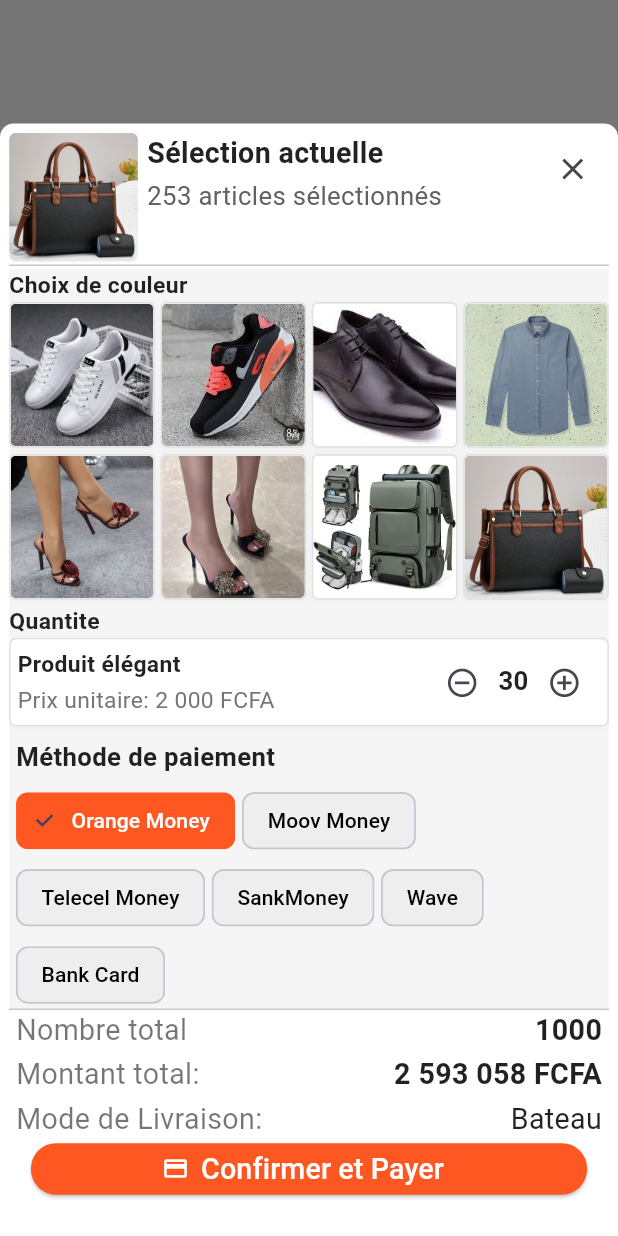
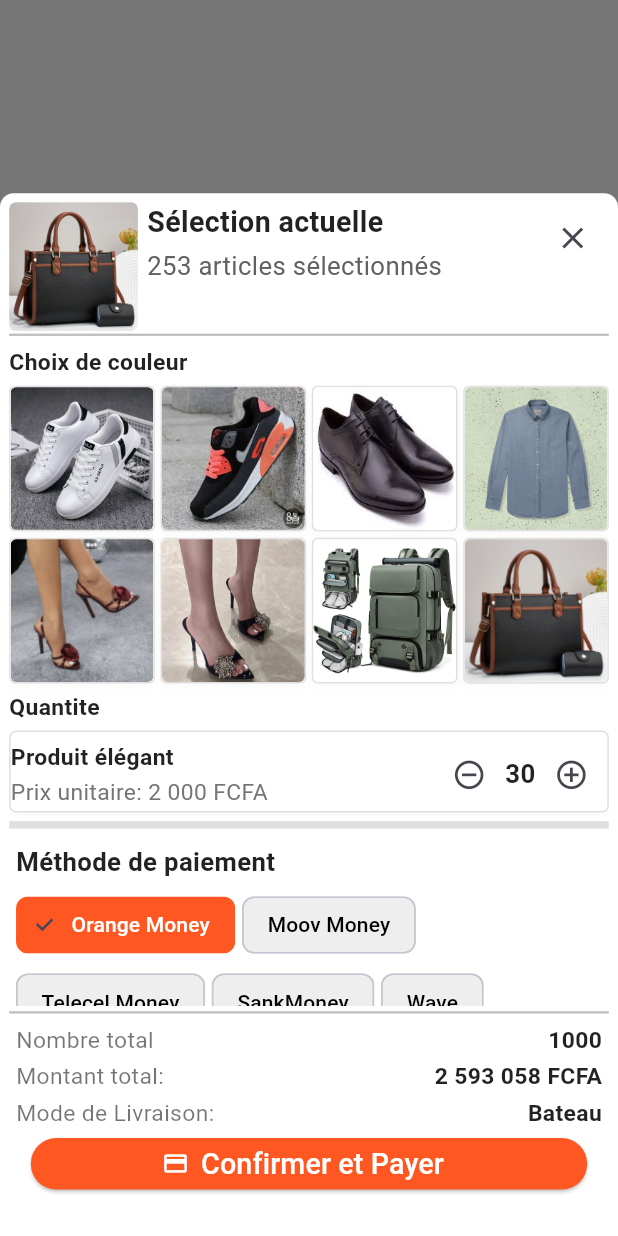
Before and after one commit to elsanal/barka, a Flutter app: what showItemSelection() shows on an empty page, opened directly, on a phone screen of 412 x 824 dp. Run offline on Flutter 3.47's test engine with Material 3 defaults, Android fonts, the phone set to English and light mode, and no system bars; our stand-ins replace card_swiper, flutter_riverpod, flutter_screenutil, go_router.

Commit message:
payment + selection + product detail

```diff
--- a/lib/features/payment/articles_selection.dart
+++ b/lib/features/payment/articles_selection.dart
@@ -1,15 +1,20 @@
+import 'dart:math';
+
 import 'package:barka/features/payment/payment_options.dart';
 import 'package:flutter/material.dart';
 import 'package:flutter_screenutil/flutter_screenutil.dart';
 
 Future showItemSelection(BuildContext context) {
+  final screenHeight = MediaQuery.of(context).size.height;
+  final screenWidth = MediaQuery.of(context).size.width;
+
   return showModalBottomSheet(
     context: context,
     isScrollControlled: true,
     backgroundColor: Colors.transparent,
     builder: (BuildContext context) {
       return Container(
-        height: MediaQuery.of(context).size.height * 0.9,
+        height: min(screenHeight * 0.9, 1620.h),
         padding: EdgeInsets.all(16.w),
         decoration: BoxDecoration(
           color: Colors.white,
@@ -18,8 +23,39 @@ Future showItemSelection(BuildContext context) {
         child: Column(
           crossAxisAlignment: CrossAxisAlignment.start,
           children: [
-            // ────── Top Info Bar ──────
-            Row(
+            const _TopInfoBar(),
+            Divider(height: 5, color: Colors.grey[400], thickness: 1.5),
+            Expanded(
+              child: SingleChildScrollView(
+                child: Column(
+                  crossAxisAlignment: CrossAxisAlignment.start,
+                  children: [
+                    const _ColorSelectionGrid(),
+                    // const SizedBox(height: 8),
+                    const _QuantityRow(),
+                    Divider(height: 8, color: Colors.grey[300], thickness: 5),
+                    const _PaymentMethodSection(),
+                    Divider(height: 8, color: Colors.grey[300], thickness: 5),
+                    const _LogisticsSection(),
+                  ],
+                ),
+              ),
+            ),
+            Divider(height: 8, color: Colors.grey[400], thickness: 1.5),
+            const _PaymentSummaryBar(),
+          ],
+        ),
+      );
+    },
+  );
+}
+
+class _TopInfoBar extends StatelessWidget {
+  const _TopInfoBar();
+
+  @override
+  Widget build(BuildContext context) {
+    return Row(
       crossAxisAlignment: CrossAxisAlignment.start,
       children: [
         ClipRRect(
@@ -29,6 +65,8 @@ Future showItemSelection(BuildContext context) {
             height: 200.h,
             width: 200.h,
             fit: BoxFit.cover,
+            cacheWidth: 300,
+            cacheHeight: 300,
           ),
         ),
         SizedBox(width: 16.w),
@@ -38,57 +76,51 @@ Future showItemSelection(BuildContext context) {
             children: [
               Text(
                 "Sélection actuelle",
-                        style: TextStyle(
-                          fontSize: 50.sp,
-                          fontWeight: FontWeight.bold,
-                        ),
+                style: TextStyle(fontSize: 50.sp, fontWeight: FontWeight.bold),
               ),
               SizedBox(height: 8.h),
               Text(
                 "253 articles sélectionnés",
-                        style: TextStyle(
-                          fontSize: 45.sp,
-                          color: Colors.grey[700],
-                        ),
+                style: TextStyle(fontSize: 45.sp, color: Colors.grey[700]),
               ),
             ],
           ),
         ),
         IconButton(
-                  icon: Icon(Icons.close),
+          icon: const Icon(Icons.close),
           onPressed: () => Navigator.pop(context),
         ),
       ],
-            ),
-            // SizedBox(height: 8.h),
-            Divider(height: 5),
+    );
+  }
+}
 
-            // ────── Scrollable Selection Grid + Quantity Controls ──────
-            Expanded(
-              child: Container(
-                color: Colors.grey[100],
-                child: ListView(
-                  // padding: EdgeInsets.symmetric(vertical: 12.h),
+class _ColorSelectionGrid extends StatelessWidget {
+  const _ColorSelectionGrid();
+
+  @override
+  Widget build(BuildContext context) {
+    return Padding(
+      padding: EdgeInsets.symmetric(vertical: 12.h),
+      child: Column(
+        crossAxisAlignment: CrossAxisAlignment.start,
         children: [
-                    // ── Image Grid ──
           Text(
             "Choix de couleur",
-                      style: TextStyle(
-                        fontWeight: FontWeight.bold,
-                        fontSize: 40.sp,
+            style: TextStyle(fontSize: 40.sp, fontWeight: FontWeight.bold),
           ),
-                    ),
-                    GridView.count(
+          SizedBox(height: 10.h),
+          GridView.builder(
+            itemCount: 8,
+            shrinkWrap: true,
+            physics: const NeverScrollableScrollPhysics(),
+            gridDelegate: SliverGridDelegateWithFixedCrossAxisCount(
               crossAxisCount: 4,
               crossAxisSpacing: 10.w,
               mainAxisSpacing: 10.h,
-                      physics: NeverScrollableScrollPhysics(),
-                      shrinkWrap: true,
-                      children: List.generate(8, (index) {
-                        return GestureDetector(
-                          onTap: () {
-                            // Handle selection logic
-                          },
+            ),
+            itemBuilder: (context, index) => GestureDetector(
+              onTap: () {},
               child: Container(
                 decoration: BoxDecoration(
                   borderRadius: BorderRadius.circular(10.r),
@@ -97,7 +129,7 @@ Future showItemSelection(BuildContext context) {
                     BoxShadow(
                       color: Colors.grey.withOpacity(0.05),
                       blurRadius: 4,
-                                  offset: Offset(0, 2),
+                      offset: const Offset(0, 2),
                     ),
                   ],
                 ),
@@ -106,26 +138,34 @@ Future showItemSelection(BuildContext context) {
                   child: Image.asset(
                     "assets/images/img${index + 3}.jpeg",
                     fit: BoxFit.cover,
+                    cacheWidth: 200,
+                    cacheHeight: 200,
                   ),
                 ),
               ),
+            ),
+          ),
+        ],
+      ),
     );
-                      }),
-                    ),
+  }
+}
 
-                    SizedBox(height: 8.h),
+class _QuantityRow extends StatelessWidget {
+  const _QuantityRow();
 
-                    // ── Product Quantity Row ──
+  @override
+  Widget build(BuildContext context) {
+    return Column(
+      crossAxisAlignment: CrossAxisAlignment.start,
+      children: [
         Text(
           "Quantite",
-                      style: TextStyle(
-                        fontWeight: FontWeight.bold,
-                        fontSize: 40.sp,
-                      ),
+          style: TextStyle(fontSize: 40.sp, fontWeight: FontWeight.bold),
         ),
         Container(
-                      padding: EdgeInsets.all(12.w),
-                      // margin: EdgeInsets.symmetric(horizontal: 8.w),
+          margin: EdgeInsets.only(top: 10.h, bottom: 10.h),
+          padding: EdgeInsets.only(top: 12.w),
           decoration: BoxDecoration(
             color: Colors.white,
             borderRadius: BorderRadius.circular(12.r),
@@ -134,14 +174,13 @@ Future showItemSelection(BuildContext context) {
               BoxShadow(
                 color: Colors.grey.withOpacity(0.05),
                 blurRadius: 4,
-                            offset: Offset(0, 2),
+                offset: const Offset(0, 2),
               ),
             ],
           ),
           child: Row(
             mainAxisAlignment: MainAxisAlignment.spaceBetween,
             children: [
-                          // ── Product Info ──
               Column(
                 crossAxisAlignment: CrossAxisAlignment.start,
                 children: [
@@ -155,25 +194,15 @@ Future showItemSelection(BuildContext context) {
                   SizedBox(height: 4.h),
                   Text(
                     "Prix unitaire: 2 000 FCFA",
-                                style: TextStyle(
-                                  fontSize: 40.sp,
-                                  color: Colors.grey[600],
-                                ),
+                    style: TextStyle(fontSize: 40.sp, color: Colors.grey[600]),
                   ),
                 ],
               ),
-
-                          // ── Quantity Control ──
               Row(
                 children: [
                   IconButton(
-                                onPressed: () {
-                                  print("Decrease");
-                                },
-                                icon: Icon(
-                                  Icons.remove_circle_outline,
-                                  // size: 80.w,
-                                ),
+                    onPressed: () {},
+                    icon: const Icon(Icons.remove_circle_outline),
                     iconSize: 60.sp,
                   ),
                   Text(
@@ -184,10 +213,8 @@ Future showItemSelection(BuildContext context) {
                     ),
                   ),
                   IconButton(
-                                onPressed: () {
-                                  print("Increase");
-                                },
-                                icon: Icon(Icons.add_circle_outline),
+                    onPressed: () {},
+                    icon: const Icon(Icons.add_circle_outline),
                     iconSize: 60.sp,
                   ),
                 ],
@@ -195,23 +222,24 @@ Future showItemSelection(BuildContext context) {
             ],
           ),
         ),
+      ],
+    );
+  }
+}
 
-                    // ── Payment Method Selection ──
-                    Padding(
-                      padding: EdgeInsets.only(
-                        top: 20.h,
-                        left: 12.w,
-                        right: 12.w,
-                      ),
+class _PaymentMethodSection extends StatelessWidget {
+  const _PaymentMethodSection();
+
+  @override
+  Widget build(BuildContext context) {
+    return Padding(
+      padding: EdgeInsets.only(top: 20.h, left: 12.w, right: 12.w),
       child: Column(
         crossAxisAlignment: CrossAxisAlignment.start,
         children: [
           Text(
             "Méthode de paiement",
-                            style: TextStyle(
-                              fontSize: 45.sp,
-                              fontWeight: FontWeight.w600,
-                            ),
+            style: TextStyle(fontSize: 45.sp, fontWeight: FontWeight.w600),
           ),
           SizedBox(height: 12.h),
           Wrap(
@@ -228,123 +256,57 @@ Future showItemSelection(BuildContext context) {
           ),
         ],
       ),
-                    ),
+    );
+  }
+}
 
-                    // ── Logistic Choice Selection ──
-                    Padding(
-                      padding: EdgeInsets.only(
-                        top: 24.h,
-                        left: 12.w,
-                        right: 12.w,
-                      ),
+class _LogisticsSection extends StatelessWidget {
+  const _LogisticsSection();
+
+  @override
+  Widget build(BuildContext context) {
+    return Padding(
+      padding: EdgeInsets.all(12.w),
       child: Column(
         crossAxisAlignment: CrossAxisAlignment.start,
         children: [
           Text(
             "Choix logistique",
-                            style: TextStyle(
-                              fontSize: 45.sp,
-                              fontWeight: FontWeight.w600,
-                            ),
+            style: TextStyle(fontSize: 45.sp, fontWeight: FontWeight.w600),
           ),
           SizedBox(height: 12.h),
-                          Column(
-                            children: [
-                              buildLogisticOption(
-                                "Par mer",
-                                "9 000 FCFA / m³",
-                                "sea",
-                              ),
+          buildLogisticOption("Par mer", "9 000 FCFA / m³", "sea"),
           SizedBox(height: 10.h),
-                              buildLogisticOption(
-                                "Par cargo",
-                                "12 000 FCFA / kg",
-                                "cargo",
-                              ),
+          buildLogisticOption("Par cargo", "12 000 FCFA / kg", "cargo"),
         ],
       ),
-                        ],
-                      ),
-                    ),
-                  ],
-                ),
-              ),
-            ),
-            Divider(height: 0.0),
+    );
+  }
+}
 
-            // ────── Payment Summary Bar ──────
-            Container(
-              padding: EdgeInsets.symmetric(horizontal: 12.w, vertical: 0.0),
+class _PaymentSummaryBar extends StatelessWidget {
+  const _PaymentSummaryBar();
+
+  @override
+  Widget build(BuildContext context) {
+    return Container(
+      padding: EdgeInsets.symmetric(horizontal: 12.w, vertical: 8.h),
       decoration: BoxDecoration(
         color: Colors.white,
         borderRadius: BorderRadius.circular(12.r),
       ),
       child: Column(
         children: [
-                  Row(
-                    mainAxisAlignment: MainAxisAlignment.spaceBetween,
-                    children: [
-                      Text(
-                        "Nombre total",
-                        style: TextStyle(
-                          fontSize: 50.sp,
-                          color: Colors.black54,
-                        ),
-                      ),
-                      Text(
-                        "1000",
-                        style: TextStyle(
-                          fontWeight: FontWeight.bold,
-                          fontSize: 50.sp,
-                        ),
-                      ),
-                    ],
-                  ),
+          _buildSummaryRow("Nombre total", "1000"),
+          _buildSummaryRow("Montant total:", "2 593 058 FCFA"),
+          _buildSummaryRow("Mode de Livraison:", "Bateau"),
           SizedBox(height: 6.h),
-                  Row(
-                    mainAxisAlignment: MainAxisAlignment.spaceBetween,
-                    children: [
-                      Text(
-                        "Montant total:",
-                        style: TextStyle(
-                          fontSize: 50.sp,
-                          color: Colors.black54,
-                        ),
-                      ),
-                      Text(
-                        "2 593 058 FCFA",
-                        style: TextStyle(
-                          fontWeight: FontWeight.bold,
-                          fontSize: 50.sp,
-                        ),
-                      ),
-                    ],
-                  ),
-                  SizedBox(height: 6.h),
-                  Row(
-                    mainAxisAlignment: MainAxisAlignment.spaceBetween,
-                    children: [
-                      Text(
-                        "Mode de Livraison:",
-                        style: TextStyle(
-                          fontSize: 50.sp,
-                          color: Colors.black54,
-                        ),
-                      ),
-                      Text("Bateau", style: TextStyle(fontSize: 50.sp)),
-                    ],
-                  ),
-                  SizedBox(height: 6.h),
-
-                  // ────── Confirm Button ──────
           SizedBox(
             width: MediaQuery.of(context).size.width * 0.9,
             height: 80.h,
             child: ElevatedButton.icon(
-                      onPressed: () {
-                        print("Arrived payed");
-                      },
-                      icon: Icon(Icons.payment),
+              onPressed: () => print("Arrived payed"),
+              icon: const Icon(Icons.payment),
               label: Text(
                 "Confirmer et Payer",
                 style: TextStyle(fontSize: 50.sp),
@@ -361,10 +323,25 @@ Future showItemSelection(BuildContext context) {
           SizedBox(height: 50.h),
         ],
       ),
+    );
+  }
+
+  Widget _buildSummaryRow(String label, String value) {
+    return Padding(
+      padding: EdgeInsets.only(bottom: 6.h),
+      child: Row(
+        mainAxisAlignment: MainAxisAlignment.spaceBetween,
+        children: [
+          Text(
+            label,
+            style: TextStyle(fontSize: 40.sp, color: Colors.black54),
+          ),
+          Text(
+            value,
+            style: TextStyle(fontSize: 40.sp, fontWeight: FontWeight.bold),
           ),
         ],
       ),
     );
-    },
-  );
   }
+}
--- a/lib/features/product/characteristics.dart
+++ b/lib/features/product/characteristics.dart
@@ -76,6 +76,7 @@ Widget productCharacteristicsPopUp(BuildContext context) {
       ),
       child: Container(
         color: Colors.white,
+        padding: EdgeInsets.only(bottom: 10.h, left: 20.w),
         child: Column(
           mainAxisAlignment: MainAxisAlignment.start,
           crossAxisAlignment: CrossAxisAlignment.start,
--- a/lib/features/product/product_detail.dart
+++ b/lib/features/product/product_detail.dart
@@ -43,19 +43,19 @@ class _ProductDetailPageState extends State<ProductDetailPage> {
               price2: "4200",
               price3: "4100",
             ),
-            SliverToBoxAdapter(child: Divider(height: 10.h)),
+            SliverToBoxAdapter(child: Divider(height: 10.h, thickness: 5)),
             //   Logictic & refund info
             logisticRefundPolicy(context),
-            SliverToBoxAdapter(child: Divider(height: 10.h)),
+            SliverToBoxAdapter(child: Divider(height: 10.h, thickness: 5)),
             //   Characteristics
             productCharacteristicsPopUp(context),
-            SliverToBoxAdapter(child: Divider(height: 10.h)),
+            SliverToBoxAdapter(child: Divider(height: 10.h, thickness: 5)),
             //   Store infos
             similarProducts(context),
-            SliverToBoxAdapter(child: Divider(height: 10.h)),
+            SliverToBoxAdapter(child: Divider(height: 10.h, thickness: 5)),
             //   Details photos of the products
             productPhotosShow(context),
-            SliverToBoxAdapter(child: Divider(height: 10.h)),
+            SliverToBoxAdapter(child: Divider(height: 10.h, thickness: 5)),
           ],
         ),
       ),
--- a/lib/features/product/product_photos_show.dart
+++ b/lib/features/product/product_photos_show.dart
@@ -1,8 +1,16 @@
 import 'package:flutter/cupertino.dart';
+import 'package:flutter_screenutil/flutter_screenutil.dart';
 
 Widget productPhotosShow(BuildContext context) {
   return SliverToBoxAdapter(
-    child: ListView.builder(
+    child: Column(
+      crossAxisAlignment: CrossAxisAlignment.start,
+      children: [
+        Text(
+          "Plus de details",
+          style: TextStyle(fontSize: 50.sp, fontWeight: FontWeight.bold),
+        ),
+        ListView.builder(
           itemCount: 5,
           shrinkWrap: true, // important when used inside another scrollable
           physics: NeverScrollableScrollPhysics(),
@@ -22,5 +30,7 @@ Widget productPhotosShow(BuildContext context) {
             );
           },
         ),
+      ],
+    ),
   );
 }
```
Lines whose indentation alone changed are shown as unchanged.
